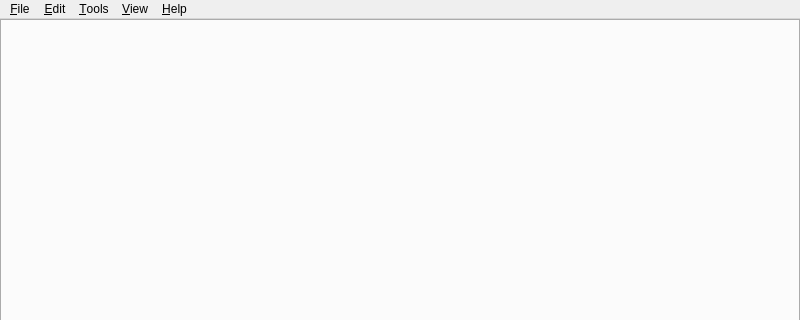
First picture: the form in 2.x/UI/dooble.ui, repository textbrowser/dooble, before the edit; both pictures show x 0 to 800 and y 0 to 320 of the 800 by 600 pixel window.
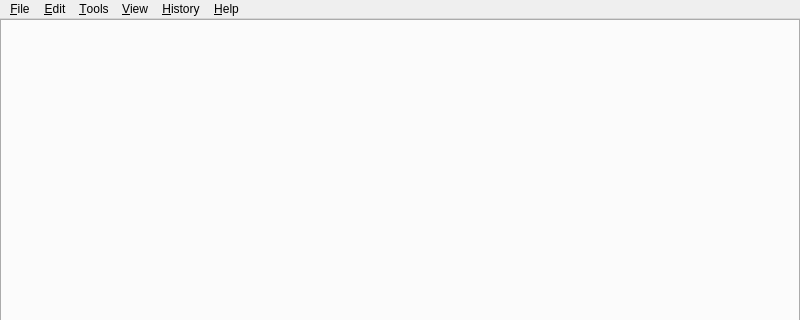
Second picture: the form after the edit. Icons and pictures are not drawn. Custom widgets are drawn as their Qt base class.

Commit message: History menu.

What changed in the file:
```diff
--- a/2.x/UI/dooble.ui
+++ b/2.x/UI/dooble.ui
@@ -45,7 +45,7 @@
      <x>0</x>
      <y>0</y>
      <width>800</width>
-     <height>32</height>
+     <height>26</height>
     </rect>
    </property>
    <widget class="QMenu" name="menu_file">
@@ -73,10 +73,16 @@
      <string>&amp;View</string>
     </property>
    </widget>
+   <widget class="QMenu" name="menu_history">
+    <property name="title">
+     <string>&amp;History</string>
+    </property>
+   </widget>
    <addaction name="menu_file"/>
    <addaction name="menu_edit"/>
    <addaction name="menu_tools"/>
    <addaction name="menu_view"/>
+   <addaction name="menu_history"/>
    <addaction name="menu_help"/>
   </widget>
  </widget>
```
Left out of the diff: 11 changed lines with no effect on the pictures.
